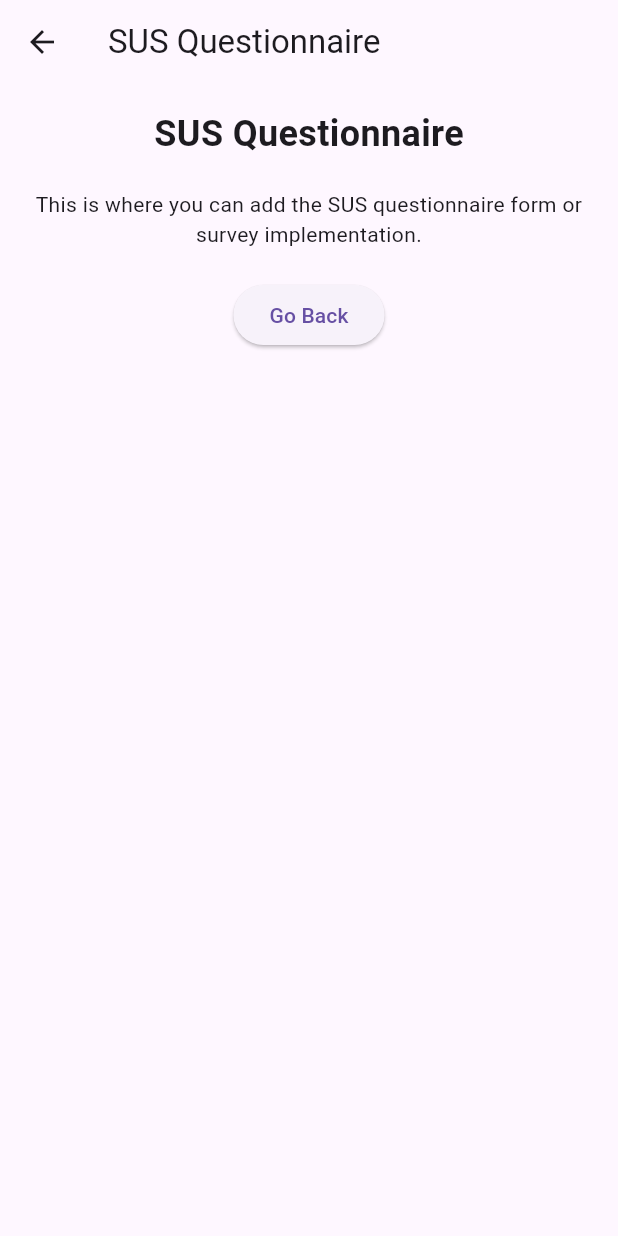
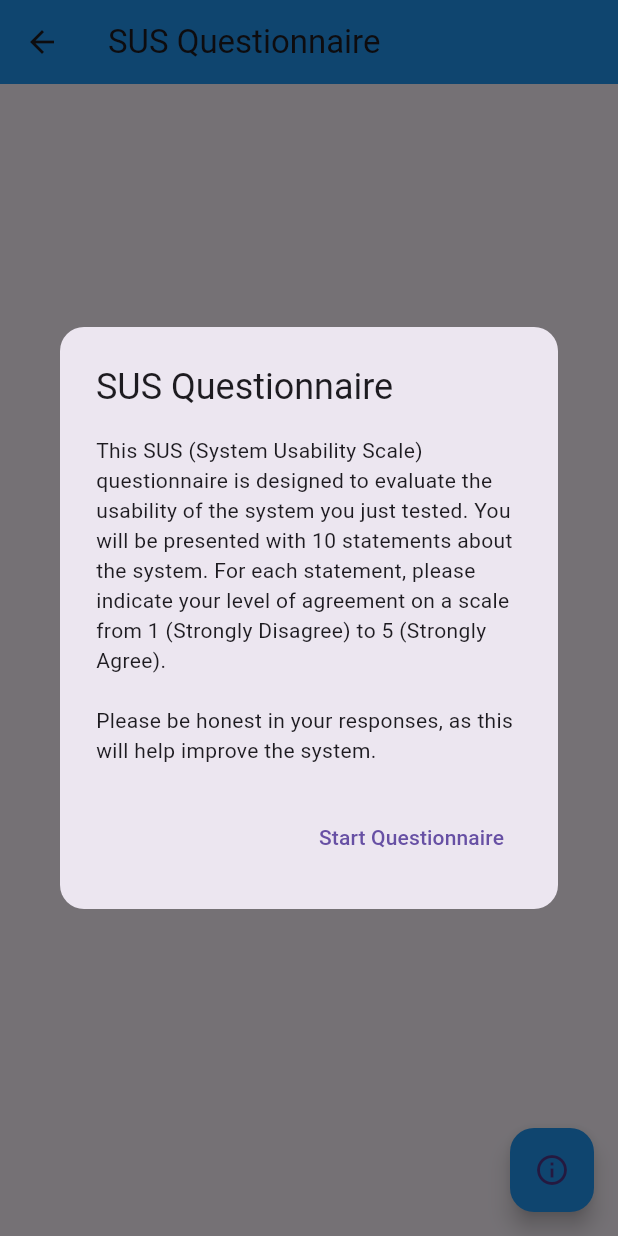
Before and after one commit to min-thuta-naing/koalytics_biometric_usability_testing, a Flutter app: the SusQuest screen opened directly, on a phone screen of 412 x 824 dp. Run offline on Flutter 3.47's test engine with Material 3 defaults, Android fonts, the phone set to English and light mode, and no system bars.

Commit message:
adding sus questionnaires

```diff
--- a/lib/sus_quest.dart
+++ b/lib/sus_quest.dart
@@ -1,35 +1,127 @@
 import 'package:flutter/material.dart';
 
-class SusQuest extends StatelessWidget {
+class SusQuest extends StatefulWidget {
   const SusQuest({super.key});
+
+  @override
+  State<SusQuest> createState() => _SusQuestState();
+}
+
+class _SusQuestState extends State<SusQuest> {
+  final List<int> _responses = List.filled(10, 3);
+  bool _showDescription = true;
+
+  final List<String> _questions = [
+      "I think I would like to use this LMS frequently.",
+    "I found the LMS unnecessarily complex.",
+    "I thought the LMS was easy to use.",
+    "I think that I would need the support of a technical person (OR) tutorial instruction video to use this LMS.",
+    "I found the various functions in this LMS were cohesive.",
+    "I thought there was too much inconsistency in this LMS.",
+    "I would imagine that most people would learn to use this LMS very quickly.",
+    "I found the LMS inconvenient to use.",
+    "I felt very confident using the LMS.",
+    "I needed to learn a lot of things about it before I could use this LMS system. ",
+
+  ];
+
+  @override
+  void initState() {
+    super.initState();
+    WidgetsBinding.instance.addPostFrameCallback((_) => _showDescriptionDialog());
+  }
+
+  void _showDescriptionDialog() {
+    showDialog(
+      context: context,
+      barrierDismissible: false,
+      builder: (BuildContext context) {
+        return AlertDialog(
+          title: const Text('SUS Questionnaire'),
+          content: const SingleChildScrollView(
+            child: Text(
+              'This SUS (System Usability Scale) questionnaire is designed to evaluate the usability of the system you just tested. '
+              'You will be presented with 10 statements about the system. '
+              'For each statement, please indicate your level of agreement on a scale from 1 (Strongly Disagree) to 5 (Strongly Agree).\n\n'
+              'Please be honest in your responses, as this will help improve the system.',
+            ),
+          ),
+          actions: <Widget>[
+            TextButton(
+              child: const Text('Start Questionnaire'),
+              onPressed: () {
+                Navigator.of(context).pop();
+                setState(() {
+                  _showDescription = false;
+                });
+              },
+            ),
+          ],
+          shape: RoundedRectangleBorder(borderRadius: BorderRadius.circular(16)),
+        );
+      },
+    );
+  }
 
   @override
   Widget build(BuildContext context) {
     return Scaffold(
-      appBar: AppBar(title: const Text('SUS Questionnaire')),
-      body: Padding(
-        padding: const EdgeInsets.all(16.0),
+      appBar: AppBar(
+        title: const Text('SUS Questionnaire'),
+        backgroundColor: Colors.blue,
+      ),
+      body: _showDescription
+          ? const Center(child: CircularProgressIndicator())
+          : ListView.builder(
+              itemCount: _questions.length,
+              itemBuilder: (context, index) {
+                return Card(
+                  margin: const EdgeInsets.all(8),
+                  child: Padding(
+                    padding: const EdgeInsets.all(16),
                     child: Column(
+                      crossAxisAlignment: CrossAxisAlignment.start,
                       children: [
-            const Text(
-              'SUS Questionnaire',
-              style: TextStyle(fontSize: 24, fontWeight: FontWeight.bold),
+                        Text(
+                          'Question ${index + 1}',
+                          style: const TextStyle(
+                            fontWeight: FontWeight.bold,
+                            fontSize: 16,
                           ),
-            const SizedBox(height: 20),
-            const Text(
-              'This is where you can add the SUS questionnaire form or survey implementation.',
-              textAlign: TextAlign.center,
                         ),
-            const SizedBox(height: 20),
-            ElevatedButton(
-              onPressed: () {
-                Navigator.pop(context); // Navigate back to ResearcherLanding
+                        const SizedBox(height: 8),
+                        Text(_questions[index]),
+                        const SizedBox(height: 16),
+                        Slider(
+                          value: _responses[index].toDouble(),
+                          min: 1,
+                          max: 5,
+                          divisions: 4,
+                          label: _responses[index].toString(),
+                          onChanged: (double value) {
+                            setState(() {
+                              _responses[index] = value.round();
+                            });
                           },
-              child: const Text('Go Back'),
+                        ),
+                        Row(
+                          mainAxisAlignment: MainAxisAlignment.spaceBetween,
+                          children: const [
+                            Text('Strongly Disagree'),
+                            Text('Strongly Agree'),
+                          ],
                         ),
                       ],
                     ),
                   ),
                 );
+              },
+            ),
+      floatingActionButton: FloatingActionButton(
+        onPressed: _showDescriptionDialog,
+        child: const Icon(Icons.info_outline),
+        backgroundColor: Colors.blue,
+      ),
+    );
   }
 }
```
Lines whose indentation alone changed are shown as unchanged.
